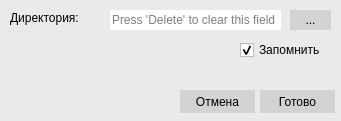
This is Settings.ui in SadScream/vk-wall-downloader as Qt 5 draws it before an edit. The edited form follows.
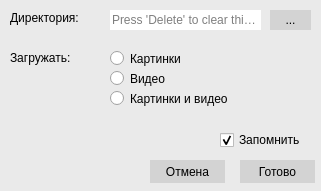
This is the edited form. Icons and pictures are not drawn.

Commit message: added setting for downloading pictures and/or videos

```diff
--- a/Settings.ui
+++ b/Settings.ui
@@ -6,8 +6,8 @@
    <rect>
     <x>0</x>
     <y>0</y>
-    <width>341</width>
-    <height>121</height>
+    <width>321</width>
+    <height>191</height>
    </rect>
   </property>
   <property name="windowTitle">
@@ -27,7 +27,7 @@
     <rect>
      <x>110</x>
      <y>10</y>
-     <width>171</width>
+     <width>151</width>
      <height>20</height>
     </rect>
    </property>
@@ -54,7 +54,7 @@
   <widget class="QPushButton" name="path_btn">
    <property name="geometry">
     <rect>
-     <x>290</x>
+     <x>270</x>
      <y>10</y>
      <width>41</width>
      <height>20</height>
@@ -102,8 +102,8 @@
   <widget class="QPushButton" name="ok_btn">
    <property name="geometry">
     <rect>
-     <x>260</x>
-     <y>90</y>
+     <x>240</x>
+     <y>160</y>
      <width>75</width>
      <height>23</height>
     </rect>
@@ -126,8 +126,8 @@
   <widget class="QPushButton" name="cancel_btn">
    <property name="geometry">
     <rect>
-     <x>180</x>
-     <y>90</y>
+     <x>150</x>
+     <y>160</y>
      <width>75</width>
      <height>23</height>
     </rect>
@@ -150,8 +150,8 @@
   <widget class="QCheckBox" name="to_remember">
    <property name="geometry">
     <rect>
-     <x>240</x>
-     <y>40</y>
+     <x>220</x>
+     <y>130</y>
      <width>101</width>
      <height>20</height>
     </rect>
@@ -177,6 +177,88 @@
     <bool>false</bool>
    </property>
   </widget>
+  <widget class="QLabel" name="label_2">
+   <property name="geometry">
+    <rect>
+     <x>10</x>
+     <y>50</y>
+     <width>91</width>
+     <height>16</height>
+    </rect>
+   </property>
+   <property name="toolTip">
+    <string>&lt;html&gt;&lt;head/&gt;&lt;body&gt;&lt;p&gt;В указанной директории создастся папка Folders, в которую в свою очередь будут сохраняться последующие папки сообществ. Если оставить это поле пустым, то папка создастся в директории с главным файлом app.py&lt;/p&gt;&lt;/body&gt;&lt;/html&gt;</string>
+   </property>
+   <property name="whatsThis">
+    <string>&lt;html&gt;&lt;head/&gt;&lt;body&gt;&lt;p&gt;&lt;br/&gt;&lt;/p&gt;&lt;/body&gt;&lt;/html&gt;</string>
+   </property>
+   <property name="styleSheet">
+    <string notr="true">QLabel {
+font: 11pt  &quot;Calibri&quot;;
+border: none;
+}</string>
+   </property>
+   <property name="text">
+    <string>Загружать:</string>
+   </property>
+  </widget>
+  <widget class="QRadioButton" name="pictures_button">
+   <property name="geometry">
+    <rect>
+     <x>110</x>
+     <y>50</y>
+     <width>141</width>
+     <height>17</height>
+    </rect>
+   </property>
+   <property name="styleSheet">
+    <string notr="true">QRadioButton {
+font: 11pt  &quot;Calibri&quot;;
+border: none;
+}</string>
+   </property>
+   <property name="text">
+    <string>Картинки</string>
+   </property>
+  </widget>
+  <widget class="QRadioButton" name="video_button">
+   <property name="geometry">
+    <rect>
+     <x>110</x>
+     <y>70</y>
+     <width>141</width>
+     <height>17</height>
+    </rect>
+   </property>
+   <property name="styleSheet">
+    <string notr="true">QRadioButton {
+font: 11pt  &quot;Calibri&quot;;
+border: none;
+}</string>
+   </property>
+   <property name="text">
+    <string>Видео</string>
+   </property>
+  </widget>
+  <widget class="QRadioButton" name="pictures_and_video_button">
+   <property name="geometry">
+    <rect>
+     <x>110</x>
+     <y>90</y>
+     <width>141</width>
+     <height>17</height>
+    </rect>
+   </property>
+   <property name="styleSheet">
+    <string notr="true">QRadioButton {
+font: 11pt  &quot;Calibri&quot;;
+border: none;
+}</string>
+   </property>
+   <property name="text">
+    <string>Картинки и видео</string>
+   </property>
+  </widget>
  </widget>
  <resources>
   <include location="res.qrc"/>
```
Left out of the diff: 2 changed lines with no effect on the pictures. The commit also changes 5 other files.
